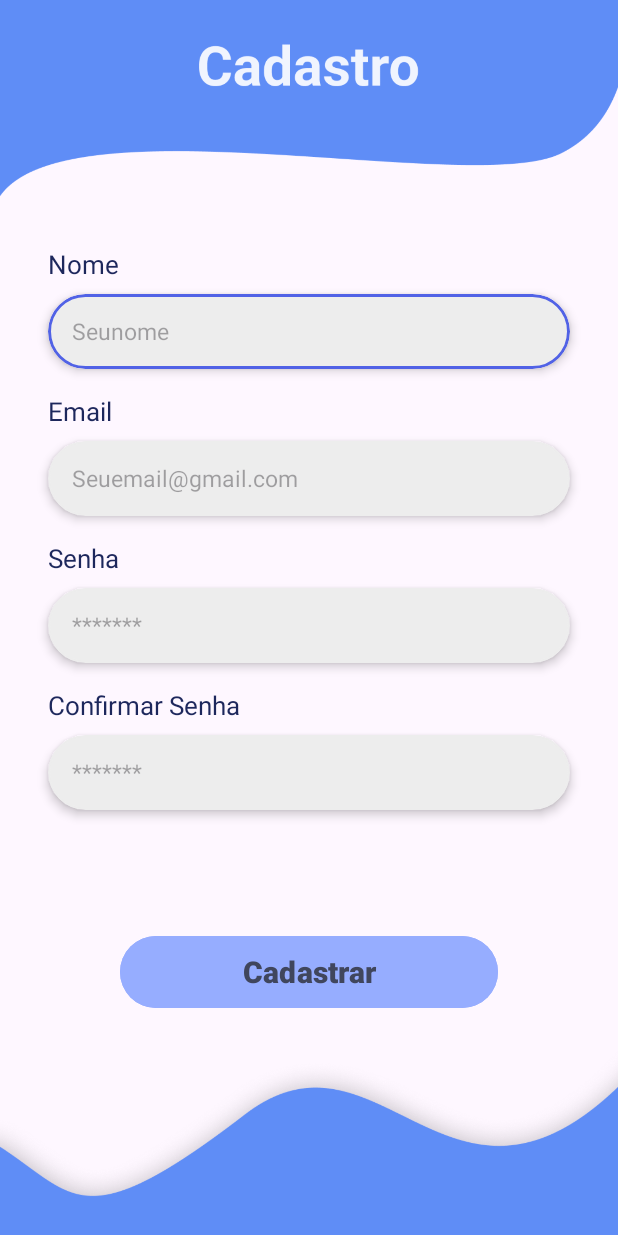
After one commit to Vogi-png/pingo-app, an Android app: the CadastroForm screen opened directly, with no data from a screen before it, on a phone screen of 412 x 824 dp. The commit adds this screen. Run offline under Robolectric (Android 15) with nearby library versions, the phone set to English and light mode, and no system bars.

Commit message:
feat: adicionar tela de login e cadastro (incompleta)

```diff
--- a/app/src/main/AndroidManifest.xml
+++ b/app/src/main/AndroidManifest.xml
@@ -13,6 +13,12 @@
         android:theme="@style/Theme.TaskApp"
         tools:targetApi="31">
         <activity
+            android:name=".LoginForm"
+            android:exported="false" />
+        <activity
+            android:name=".CadastroForm"
+            android:exported="false" />
+        <activity
             android:name=".MainActivity"
             android:exported="true">
             <intent-filter>
--- /dev/null
+++ b/app/src/main/java/com/example/taskapp/CadastroForm.java
@@ -0,0 +1,24 @@
+package com.example.taskapp;
+
+import android.os.Bundle;
+
+import androidx.activity.EdgeToEdge;
+import androidx.appcompat.app.AppCompatActivity;
+import androidx.core.graphics.Insets;
+import androidx.core.view.ViewCompat;
+import androidx.core.view.WindowInsetsCompat;
+
+public class CadastroForm extends AppCompatActivity {
+
+    @Override
+    protected void onCreate(Bundle savedInstanceState) {
+        super.onCreate(savedInstanceState);
+        EdgeToEdge.enable(this);
+        setContentView(R.layout.activity_cadastro_form);
+        ViewCompat.setOnApplyWindowInsetsListener(findViewById(R.id.main), (v, insets) -> {
+            Insets systemBars = insets.getInsets(WindowInsetsCompat.Type.systemBars());
+            v.setPadding(systemBars.left, systemBars.top, systemBars.right, systemBars.bottom);
+            return insets;
+        });
+    }
+}
--- /dev/null
+++ b/app/src/main/res/drawable/insert_border_default.xml
@@ -0,0 +1,9 @@
+<?xml version="1.0" encoding="utf-8"?>
+<shape xmlns:android="http://schemas.android.com/apk/res/android"
+    android:shape="rectangle">
+    <solid android:color="#EDEDED" /> <stroke
+    android:width="1dp"  android:color="#EDEDED" /> <corners android:radius="100dp" /> <padding
+    android:bottom="12dp"
+    android:left="16dp"
+    android:right="16dp"
+    android:top="12dp" /> </shape>
--- /dev/null
+++ b/app/src/main/res/drawable/insert_border_focused.xml
@@ -0,0 +1,5 @@
+<?xml version="1.0" encoding="utf-8"?>
+<shape xmlns:android="http://schemas.android.com/apk/res/android"
+    android:shape="rectangle">
+    <solid android:color="#EDEDED" /> <stroke
+    android:width="2dp"  android:color="#5162E6" /> <corners android:radius="25dp" /> </shape>
--- /dev/null
+++ b/app/src/main/res/drawable/insert_border_select.xml
@@ -0,0 +1,5 @@
+<?xml version="1.0" encoding="utf-8"?>
+<selector xmlns:android="http://schemas.android.com/apk/res/android">
+    <item android:state_focused="true" android:drawable="@drawable/insert_border_focused" />
+    <item android:drawable="@drawable/insert_border_default" />
+</selector>
--- /dev/null
+++ b/app/src/main/res/layout/activity_cadastro_form.xml
@@ -0,0 +1,232 @@
+<?xml version="1.0" encoding="utf-8"?>
+<androidx.constraintlayout.widget.ConstraintLayout xmlns:android="http://schemas.android.com/apk/res/android"
+    xmlns:app="http://schemas.android.com/apk/res-auto"
+    xmlns:tools="http://schemas.android.com/tools"
+    android:id="@+id/main"
+    android:layout_width="match_parent"
+    android:layout_height="match_parent"
+    tools:context=".CadastroForm">
+
+    <ImageView
+        android:id="@+id/imageView4"
+        android:layout_width="0dp"
+        android:layout_height="wrap_content"
+        android:adjustViewBounds="true"
+        android:scaleType="fitXY"
+        app:layout_constraintEnd_toEndOf="parent"
+        app:layout_constraintStart_toStartOf="parent"
+        app:layout_constraintTop_toTopOf="parent"
+        app:srcCompat="@drawable/header_cadastro"
+        tools:ignore="ContentDescription" />
+
+    <TextView
+        android:id="@+id/tvNomeLabel"
+        android:layout_width="0dp"
+        android:layout_height="wrap_content"
+        android:layout_marginStart="32dp"
+        android:layout_marginTop="24dp"
+        android:layout_marginEnd="32dp"
+        android:text="Nome"
+        android:textColor="#1D275C"
+        android:textSize="17sp"
+        app:layout_constraintEnd_toEndOf="parent"
+        app:layout_constraintStart_toStartOf="parent"
+        app:layout_constraintTop_toBottomOf="@+id/imageView4" />
+
+    <androidx.cardview.widget.CardView
+        android:id="@+id/nomeCardView"
+        android:layout_width="0dp"
+        android:layout_height="wrap_content"
+        android:layout_marginStart="32dp"
+        android:layout_marginTop="8dp"
+        android:layout_marginEnd="32dp"
+        app:cardBackgroundColor="@android:color/transparent"
+        app:cardCornerRadius="25dp"
+        app:cardElevation="4dp"
+        app:layout_constraintEnd_toEndOf="parent"
+        app:layout_constraintStart_toStartOf="parent"
+        app:layout_constraintTop_toBottomOf="@+id/tvNomeLabel">
+
+        <EditText
+            android:id="@+id/id_cadastro_insertNome"
+            android:layout_width="match_parent"
+            android:layout_height="50dp"
+            android:background="@drawable/insert_border_select"
+            android:ems="10"
+            android:hint="Seunome"
+            android:inputType="textPersonName"
+            android:paddingStart="16dp"
+            android:paddingEnd="16dp"
+            android:textSize="15sp"
+            tools:ignore="Autofill" />
+    </androidx.cardview.widget.CardView>
+
+
+    <TextView
+        android:id="@+id/tvEmailLabel"
+        android:layout_width="0dp"
+        android:layout_height="wrap_content"
+        android:layout_marginStart="32dp"
+        android:layout_marginTop="16dp"
+        android:layout_marginEnd="32dp"
+        android:text="Email"
+        android:textColor="#1D275C"
+        android:textSize="17sp"
+        app:layout_constraintEnd_toEndOf="parent"
+        app:layout_constraintStart_toStartOf="parent"
+        app:layout_constraintTop_toBottomOf="@+id/nomeCardView" />
+
+    <androidx.cardview.widget.CardView
+        android:id="@+id/emailCardView"
+        android:layout_width="0dp"
+        android:layout_height="wrap_content"
+        android:layout_marginStart="32dp"
+        android:layout_marginTop="8dp"
+        android:layout_marginEnd="32dp"
+        app:cardBackgroundColor="@android:color/transparent"
+        app:cardCornerRadius="25dp"
+        app:cardElevation="4dp"
+        app:layout_constraintEnd_toEndOf="parent"
+        app:layout_constraintStart_toStartOf="parent"
+        app:layout_constraintTop_toBottomOf="@+id/tvEmailLabel">
+
+        <EditText
+            android:id="@+id/id_cadastro_insertEmail"
+            android:layout_width="match_parent"
+            android:layout_height="50dp"
+            android:background="@drawable/insert_border_select"
+            android:ems="10"
+            android:hint="Seuemail@gmail.com"
+            android:inputType="textEmailAddress"
+            android:paddingStart="16dp"
+            android:paddingEnd="16dp"
+            android:textSize="15sp"
+            tools:ignore="Autofill" />
+    </androidx.cardview.widget.CardView>
+
+    <TextView
+        android:id="@+id/tvSenhaLabel"
+        android:layout_width="0dp"
+        android:layout_height="wrap_content"
+        android:layout_marginStart="32dp"
+        android:layout_marginTop="16dp"
+        android:layout_marginEnd="32dp"
+        android:text="Senha"
+        android:textColor="#1D275C"
+        android:textSize="17sp"
+        app:layout_constraintEnd_toEndOf="parent"
+        app:layout_constraintStart_toStartOf="parent"
+        app:layout_constraintTop_toBottomOf="@+id/emailCardView" />
+
+    <androidx.cardview.widget.CardView
+        android:id="@+id/senhaCardView"
+        android:layout_width="0dp"
+        android:layout_height="wrap_content"
+        android:layout_marginStart="32dp"
+        android:layout_marginTop="8dp"
+        android:layout_marginEnd="32dp"
+        app:cardBackgroundColor="@android:color/transparent"
+        app:cardCornerRadius="25dp"
+        app:cardElevation="4dp"
+        app:layout_constraintEnd_toEndOf="parent"
+        app:layout_constraintStart_toStartOf="parent"
+        app:layout_constraintTop_toBottomOf="@+id/tvSenhaLabel">
+
+        <EditText
+            android:id="@+id/id_cadastro_insertSenha"
+            android:layout_width="match_parent"
+            android:layout_height="50dp"
+            android:background="@drawable/insert_border_select"
+            android:ems="10"
+            android:hint="*******"
+            android:inputType="textPassword"
+            android:paddingStart="16dp"
+            android:paddingEnd="16dp"
+            android:textSize="15sp"
+            tools:ignore="Autofill" />
+    </androidx.cardview.widget.CardView>
+
+    <TextView
+        android:id="@+id/tvConfirmarSenhaLabel"
+        android:layout_width="0dp"
+        android:layout_height="wrap_content"
+        android:layout_marginStart="32dp"
+        android:layout_marginTop="16dp"
+        android:layout_marginEnd="32dp"
+        android:text="Confirmar Senha"
+        android:textColor="#1D275C"
+        android:textSize="17sp"
+        app:layout_constraintEnd_toEndOf="parent"
+        app:layout_constraintStart_toStartOf="parent"
+        app:layout_constraintTop_toBottomOf="@+id/senhaCardView" />
+
+    <androidx.cardview.widget.CardView
+        android:id="@+id/confirmarSenhaCardView"
+        android:layout_width="0dp"
+        android:layout_height="wrap_content"
+        android:layout_marginStart="32dp"
+        android:layout_marginTop="8dp"
+        android:layout_marginEnd="32dp"
+        app:cardBackgroundColor="@android:color/transparent"
+        app:cardCornerRadius="25dp"
+        app:cardElevation="4dp"
+        app:layout_constraintEnd_toEndOf="parent"
+        app:layout_constraintStart_toStartOf="parent"
+        app:layout_constraintTop_toBottomOf="@+id/tvConfirmarSenhaLabel">
+
+        <EditText
+            android:id="@+id/id_cadastro_insertConfirmarSenha"
+            android:layout_width="match_parent"
+            android:layout_height="50dp"
+            android:background="@drawable/insert_border_select"
+            android:ems="10"
+            android:hint="*******"
+            android:inputType="textPassword"
+            android:paddingStart="16dp"
+            android:paddingEnd="16dp"
+            android:textSize="15sp"
+            tools:ignore="Autofill" />
+    </androidx.cardview.widget.CardView>
+
+    <ImageView
+        android:id="@+id/imageView6"
+        android:layout_width="wrap_content"
+        android:layout_height="wrap_content"
+        android:layout_marginTop="16dp"
+        android:adjustViewBounds="true"
+        android:scaleType="fitCenter"
+        app:layout_constraintEnd_toEndOf="parent"
+        app:layout_constraintStart_toStartOf="parent"
+        app:layout_constraintTop_toBottomOf="@+id/button_cadastrar"
+        app:srcCompat="@drawable/penguim"
+        tools:ignore="ContentDescription" />
+
+    <ImageView
+        android:id="@+id/imageView_bottom"
+        android:layout_width="0dp"
+        android:layout_height="wrap_content"
+        android:layout_marginBottom="-90dp"
+        android:adjustViewBounds="true"
+        android:scaleType="fitXY"
+        app:layout_constraintBottom_toBottomOf="parent"
+        app:layout_constraintEnd_toEndOf="parent"
+        app:layout_constraintHorizontal_bias="0.0"
+        app:layout_constraintStart_toStartOf="parent"
+        app:srcCompat="@drawable/botton_cadastro"
+        tools:ignore="ContentDescription" />
+
+    <Button
+        android:id="@+id/button_cadastrar"
+        android:layout_width="252dp"
+        android:layout_height="56dp"
+        android:layout_marginTop="80dp"
+        android:backgroundTint="#96ADFF"
+        android:text="Cadastrar"
+        android:textColor="#40465D"
+        android:textSize="20sp"
+        android:textStyle="bold"
+        app:layout_constraintEnd_toEndOf="parent"
+        app:layout_constraintStart_toStartOf="parent"
+        app:layout_constraintTop_toBottomOf="@+id/confirmarSenhaCardView" />
+
+</androidx.constraintlayout.widget.ConstraintLayout>
--- a/app/src/main/res/layout/activity_main.xml
+++ b/app/src/main/res/layout/activity_main.xml
@@ -2,15 +2,15 @@
 <androidx.constraintlayout.widget.ConstraintLayout xmlns:android="http://schemas.android.com/apk/res/android"
     xmlns:app="http://schemas.android.com/apk/res-auto"
     xmlns:tools="http://schemas.android.com/tools"
-    android:id="@+id/main"
     android:layout_width="match_parent"
     android:layout_height="match_parent"
     tools:context=".MainActivity">
 
-    <TextView
+    <Button
+        android:id="@+id/id_seguir"
         android:layout_width="wrap_content"
         android:layout_height="wrap_content"
-        android:text="Hello World!"
+        android:text="Seguir para Login"
         app:layout_constraintBottom_toBottomOf="parent"
         app:layout_constraintEnd_toEndOf="parent"
         app:layout_constraintStart_toStartOf="parent"
--- a/app/src/main/res/values/colors.xml
+++ b/app/src/main/res/values/colors.xml
@@ -2,4 +2,6 @@
 <resources>
     <color name="black">#FF000000</color>
     <color name="white">#FFFFFFFF</color>
+    <color name="whiteApp">#EDEDED</color>
+    <color name="blueApp">#5162E6</color>
 </resources>
```
Also changed, not shown: app/src/main/java/com/example/taskapp/LoginForm.java (added, +31 -0 lines), app/src/main/java/com/example/taskapp/MainActivity.java (+15 -11 lines), app/src/main/res/layout/activity_login_form.xml (added, +140 -0 lines), app/src/main/res/drawable/botton_cadastro.png (added), app/src/main/res/drawable/header_cadastro.png (added), app/src/main/res/drawable/header_login.png (added), app/src/main/res/drawable/header_seta.png (added), app/src/main/res/drawable/penguim.png (added).
